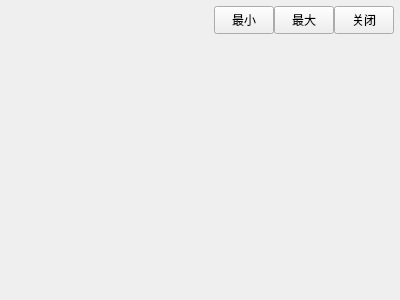
This is framelesswidget/framelessform/mainwindow.ui in feiyangqingyun/QWidgetDemo as Qt 5 draws it before an edit. The edited form follows.
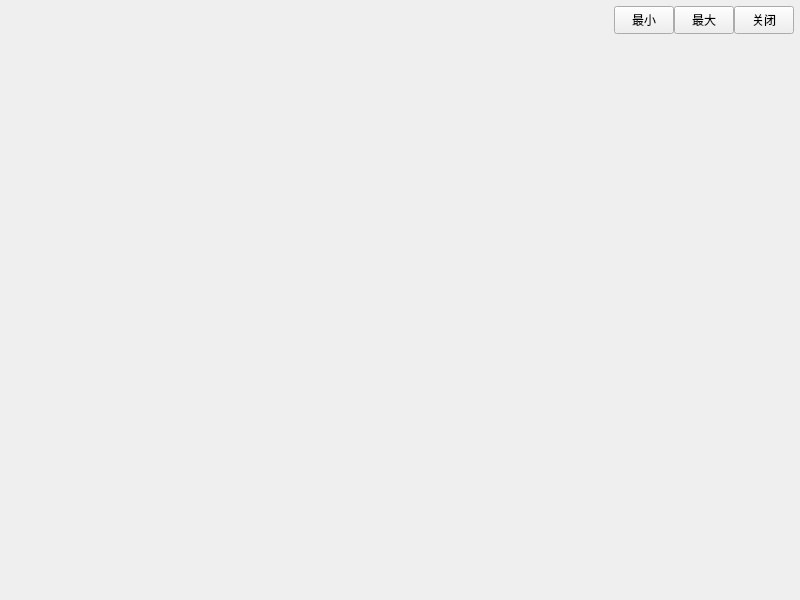
This is the edited form.

```diff
--- a/framelesswidget/framelessform/mainwindow.ui
+++ b/framelesswidget/framelessform/mainwindow.ui
@@ -6,14 +6,22 @@
    <rect>
     <x>0</x>
     <y>0</y>
-    <width>400</width>
-    <height>300</height>
+    <width>800</width>
+    <height>600</height>
    </rect>
   </property>
   <property name="windowTitle">
    <string>MainWindow</string>
   </property>
   <widget class="QWidget" name="centralwidget">
+   <property name="geometry">
+    <rect>
+     <x>0</x>
+     <y>0</y>
+     <width>207</width>
+     <height>59</height>
+    </rect>
+   </property>
    <layout class="QVBoxLayout" name="verticalLayout" stretch="0,0">
     <property name="spacing">
      <number>0</number>
@@ -212,6 +220,14 @@
    </layout>
   </widget>
  </widget>
+ <customwidgets>
+  <customwidget>
+   <class>FramelessMainWindow</class>
+   <extends>QWidget</extends>
+   <header>framelessmainwindow.h</header>
+   <container>1</container>
+  </customwidget>
+ </customwidgets>
  <resources/>
  <connections/>
 </ui>
```
